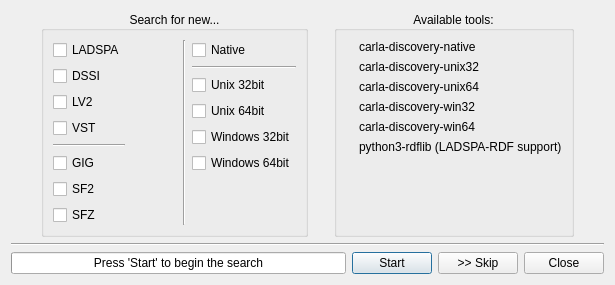
Qt form src/ui/carla_refresh.ui (falkTX/Cadence) before a commit.
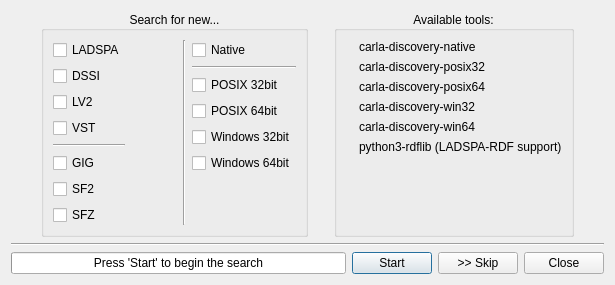
The same form after that commit. Icons and pictures are not drawn.

Commit message: Carla: change unix* to posix*

What changed in the file:
```diff
--- a/src/ui/carla_refresh.ui
+++ b/src/ui/carla_refresh.ui
@@ -7,7 +7,7 @@
     <x>0</x>
     <y>0</y>
     <width>615</width>
-    <height>249</height>
+    <height>255</height>
    </rect>
   </property>
   <property name="windowTitle">
@@ -153,14 +153,14 @@
           <item>
            <widget class="QCheckBox" name="ch_unix32">
             <property name="text">
-             <string>Unix 32bit</string>
+             <string>POSIX 32bit</string>
             </property>
            </widget>
           </item>
           <item>
            <widget class="QCheckBox" name="ch_unix64">
             <property name="text">
-             <string>Unix 64bit</string>
+             <string>POSIX 64bit</string>
             </property>
            </widget>
           </item>
@@ -306,7 +306,7 @@
         <item row="1" column="1">
          <widget class="QLabel" name="label_unix32">
           <property name="text">
-           <string>carla-discovery-unix32</string>
+           <string>carla-discovery-posix32</string>
           </property>
          </widget>
         </item>
@@ -339,7 +339,7 @@
         <item row="2" column="1">
          <widget class="QLabel" name="label_unix64">
           <property name="text">
-           <string>carla-discovery-unix64</string>
+           <string>carla-discovery-posix64</string>
           </property>
          </widget>
         </item>
```
Left out of the diff: 12 changed lines with no effect on the pictures. The commit also changes 11 other files.
